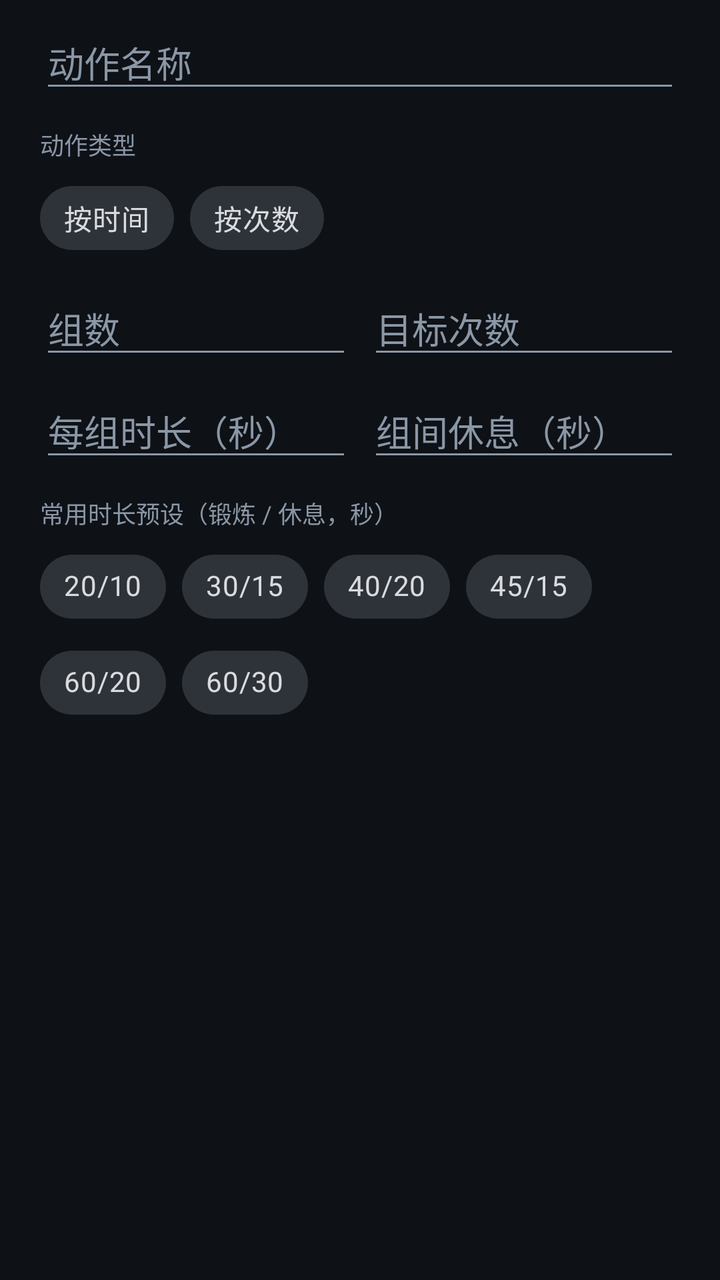
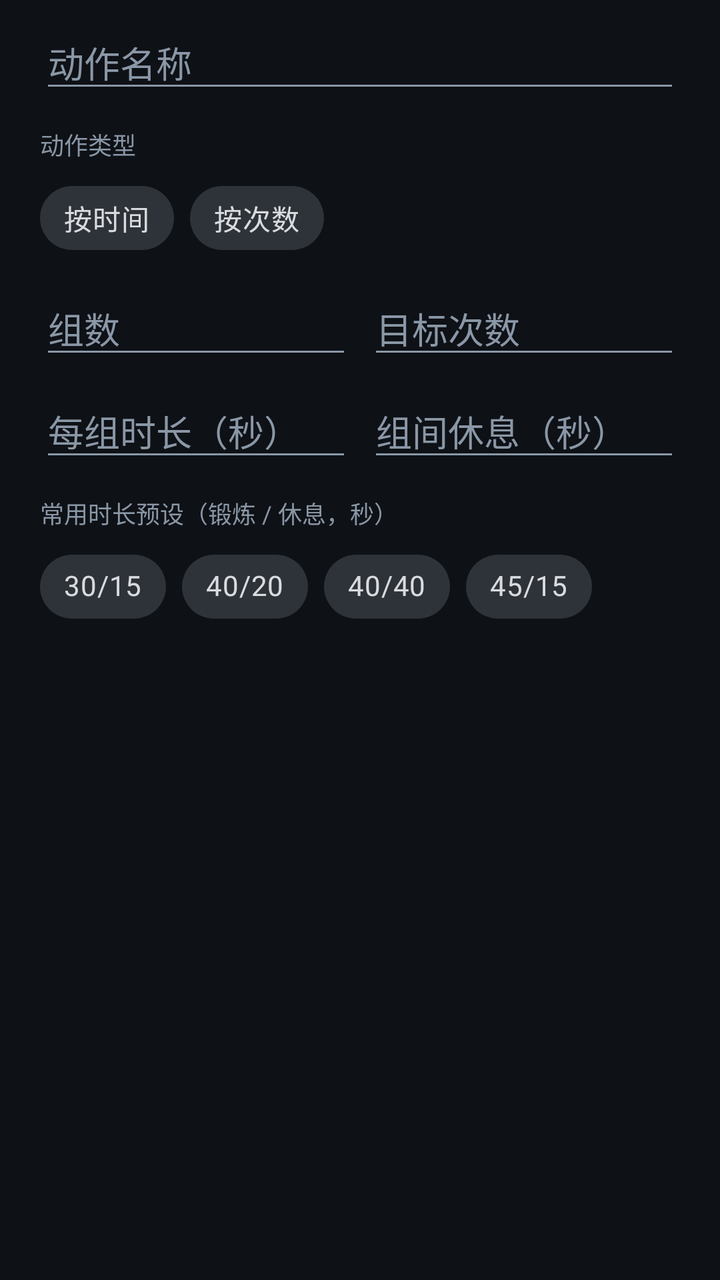

Before-and-after screenshots of an Android layout around one commit, followed by the original layout XML and the change that was made.
<!-- AndroidManifest.xml: application theme Theme.TrainAlaram -->
<!-- res/layout/dialog_exercise_edit.xml -->
<?xml version="1.0" encoding="utf-8"?>
<LinearLayout xmlns:android="http://schemas.android.com/apk/res/android"
    xmlns:app="http://schemas.android.com/apk/res-auto"
    android:layout_width="match_parent"
    android:layout_height="wrap_content"
    android:orientation="vertical"
    android:paddingStart="20dp"
    android:paddingTop="8dp"
    android:paddingEnd="20dp"
    android:paddingBottom="4dp">

    <EditText
        android:id="@+id/input_name"
        android:layout_width="match_parent"
        android:layout_height="wrap_content"
        android:hint="@string/exercise_name"
        android:importantForAutofill="no"
        android:inputType="text"
        android:maxLength="24"
        android:maxLines="1"
        android:textColor="@color/text_primary"
        android:textColorHint="@color/text_secondary" />

    <TextView
        android:layout_width="match_parent"
        android:layout_height="wrap_content"
        android:layout_marginTop="12dp"
        android:text="@string/exercise_mode"
        android:textColor="@color/text_secondary"
        android:textSize="12sp" />

    <com.google.android.material.chip.ChipGroup
        android:id="@+id/chip_mode"
        android:layout_width="match_parent"
        android:layout_height="wrap_content"
        android:layout_marginTop="4dp"
        app:singleSelection="true">

        <com.google.android.material.chip.Chip
            android:id="@+id/chip_mode_time"
            style="@style/Widget.MaterialComponents.Chip.Choice"
            android:layout_width="wrap_content"
            android:layout_height="wrap_content"
            android:text="@string/exercise_mode_time" />

        <com.google.android.material.chip.Chip
            android:id="@+id/chip_mode_reps"
            style="@style/Widget.MaterialComponents.Chip.Choice"
            android:layout_width="wrap_content"
            android:layout_height="wrap_content"
            android:text="@string/exercise_mode_reps" />
    </com.google.android.material.chip.ChipGroup>

    <TextView
        android:id="@+id/tv_mode_hint"
        android:layout_width="match_parent"
        android:layout_height="wrap_content"
        android:layout_marginTop="4dp"
        android:text="@string/exercise_mode_reps_hint"
        android:textColor="@color/text_secondary"
        android:textSize="12sp"
        android:visibility="gone" />

    <LinearLayout
        android:layout_width="match_parent"
        android:layout_height="wrap_content"
        android:layout_marginTop="8dp"
        android:orientation="horizontal">

        <EditText
            android:id="@+id/input_sets"
            android:layout_width="0dp"
            android:layout_height="wrap_content"
            android:layout_weight="1"
            android:hint="@string/exercise_sets"
            android:importantForAutofill="no"
            android:inputType="number"
            android:maxLines="1"
            android:textColor="@color/text_primary"
            android:textColorHint="@color/text_secondary" />

        <EditText
            android:id="@+id/input_reps"
            android:layout_width="0dp"
            android:layout_height="wrap_content"
            android:layout_marginStart="8dp"
            android:layout_weight="1"
            android:hint="@string/exercise_reps"
            android:importantForAutofill="no"
            android:inputType="number"
            android:maxLines="1"
            android:textColor="@color/text_primary"
            android:textColorHint="@color/text_secondary" />
    </LinearLayout>

    <LinearLayout
        android:layout_width="match_parent"
        android:layout_height="wrap_content"
        android:layout_marginTop="8dp"
        android:orientation="horizontal">

        <EditText
            android:id="@+id/input_work"
            android:layout_width="0dp"
            android:layout_height="wrap_content"
            android:layout_weight="1"
            android:hint="@string/exercise_work"
            android:importantForAutofill="no"
            android:inputType="number"
            android:maxLines="1"
            android:textColor="@color/text_primary"
            android:textColorHint="@color/text_secondary" />

        <EditText
            android:id="@+id/input_rest"
            android:layout_width="0dp"
            android:layout_height="wrap_content"
            android:layout_marginStart="8dp"
            android:layout_weight="1"
            android:hint="@string/exercise_rest"
            android:importantForAutofill="no"
            android:inputType="number"
            android:maxLines="1"
            android:textColor="@color/text_primary"
            android:textColorHint="@color/text_secondary" />
    </LinearLayout>

    <TextView
        android:id="@+id/tv_presets_label"
        android:layout_width="match_parent"
        android:layout_height="wrap_content"
        android:layout_marginTop="12dp"
        android:text="@string/exercise_presets"
        android:textColor="@color/text_secondary"
        android:textSize="12sp" />

    <com.google.android.material.chip.ChipGroup
        android:id="@+id/chip_presets"
        android:layout_width="match_parent"
        android:layout_height="wrap_content"
        android:layout_marginTop="4dp"
        app:singleSelection="true">

        <com.google.android.material.chip.Chip
            style="@style/Widget.MaterialComponents.Chip.Choice"
            android:layout_width="wrap_content"
            android:layout_height="wrap_content"
            android:tag="20/10"
            android:text="20/10" />

        <com.google.android.material.chip.Chip
            style="@style/Widget.MaterialComponents.Chip.Choice"
            android:layout_width="wrap_content"
            android:layout_height="wrap_content"
            android:tag="30/15"
            android:text="30/15" />

        <com.google.android.material.chip.Chip
            style="@style/Widget.MaterialComponents.Chip.Choice"
            android:layout_width="wrap_content"
            android:layout_height="wrap_content"
            android:tag="40/20"
            android:text="40/20" />

        <com.google.android.material.chip.Chip
            style="@style/Widget.MaterialComponents.Chip.Choice"
            android:layout_width="wrap_content"
            android:layout_height="wrap_content"
            android:tag="45/15"
            android:text="45/15" />

        <com.google.android.material.chip.Chip
            style="@style/Widget.MaterialComponents.Chip.Choice"
            android:layout_width="wrap_content"
            android:layout_height="wrap_content"
            android:tag="60/20"
            android:text="60/20" />

        <com.google.android.material.chip.Chip
            style="@style/Widget.MaterialComponents.Chip.Choice"
            android:layout_width="wrap_content"
            android:layout_height="wrap_content"
            android:tag="60/30"
            android:text="60/30" />
    </com.google.android.material.chip.ChipGroup>
</LinearLayout>
<!-- resources referenced by this layout -->
<resources>
  <color name="text_primary">#FFF2F5F8</color>
  <color name="text_secondary">#FF8A97A6</color>
  <string name="exercise_mode">动作类型</string>
  <string name="exercise_mode_reps">按次数</string>
  <string name="exercise_mode_reps_hint">次数型动作没有倒计时：做完后点击「完成本组」结算，耗时按实际记录</string>
  <string name="exercise_mode_time">按时间</string>
  <string name="exercise_name">动作名称</string>
  <string name="exercise_presets">常用时长预设（锻炼 / 休息，秒）</string>
  <string name="exercise_reps">目标次数</string>
  <string name="exercise_rest">组间休息（秒）</string>
  <string name="exercise_sets">组数</string>
  <string name="exercise_work">每组时长（秒）</string>
  <style name="Theme.TrainAlaram" parent="Theme.MaterialComponents.NoActionBar">
          <item name="colorPrimary">@color/accent_work</item>
          <item name="colorPrimaryVariant">@color/accent_work</item>
          <item name="colorOnPrimary">@color/on_accent</item>
          <item name="colorSecondary">@color/accent_rest</item>
          <item name="colorSecondaryVariant">@color/accent_rest</item>
          <item name="colorOnSecondary">@color/on_accent</item>
          <item name="colorSurface">@color/surface</item>
          <item name="colorOnSurface">@color/text_primary</item>
          <item name="android:colorBackground">@color/bg</item>
          <item name="android:windowBackground">@color/bg</item>
          <item name="android:statusBarColor" tools:targetApi="l">@color/bg</item>
          <item name="android:navigationBarColor" tools:targetApi="l">@color/bg</item>
          <item name="android:textColorPrimary">@color/text_primary</item>
          <item name="android:textColorSecondary">@color/text_secondary</item>
          <item name="android:textColorHint">@color/text_secondary</item>
      </style>
  <color name="accent_work">#FFFF6B35</color>
  <color name="on_accent">#FF0E1116</color>
  <color name="accent_rest">#FF2FC4B2</color>
  <color name="surface">#FF181D24</color>
  <color name="bg">#FF0E1116</color>
</resources>

<!-- the commit's change to res/layout/dialog_exercise_edit.xml (unified diff, before → after) -->
@@ -145,13 +145,6 @@
             style="@style/Widget.MaterialComponents.Chip.Choice"
             android:layout_width="wrap_content"
             android:layout_height="wrap_content"
-            android:tag="20/10"
-            android:text="20/10" />
-
-        <com.google.android.material.chip.Chip
-            style="@style/Widget.MaterialComponents.Chip.Choice"
-            android:layout_width="wrap_content"
-            android:layout_height="wrap_content"
             android:tag="30/15"
             android:text="30/15" />
 
@@ -166,21 +159,14 @@
             style="@style/Widget.MaterialComponents.Chip.Choice"
             android:layout_width="wrap_content"
             android:layout_height="wrap_content"
-            android:tag="45/15"
-            android:text="45/15" />
+            android:tag="40/40"
+            android:text="40/40" />
 
         <com.google.android.material.chip.Chip
             style="@style/Widget.MaterialComponents.Chip.Choice"
             android:layout_width="wrap_content"
             android:layout_height="wrap_content"
-            android:tag="60/20"
-            android:text="60/20" />
-
-        <com.google.android.material.chip.Chip
-            style="@style/Widget.MaterialComponents.Chip.Choice"
-            android:layout_width="wrap_content"
-            android:layout_height="wrap_content"
-            android:tag="60/30"
-            android:text="60/30" />
+            android:tag="45/15"
+            android:text="45/15" />
     </com.google.android.material.chip.ChipGroup>
 </LinearLayout>
